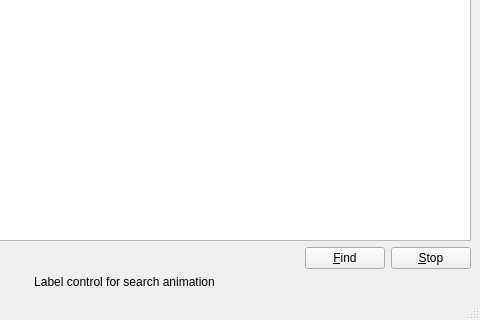
tmpprj/tmpprj, file SearchGUI/src/searchwindow.ui: the form before one commit; both pictures show x 231 to 711 and y 429 to 749 of the 711 by 749 pixel window.
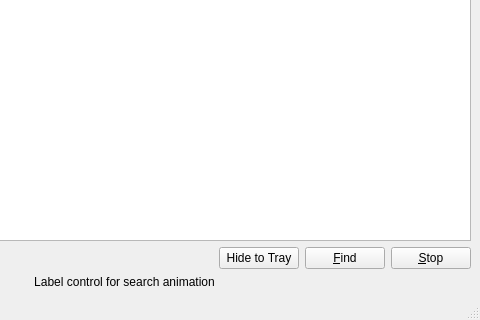
The form after the commit. The open tabs and pages were chosen to show the change. Icons and pictures are not drawn. Custom widgets are drawn as their Qt base class.

Commit message: tray icon in progress

```diff
--- a/SearchGUI/src/searchwindow.ui
+++ b/SearchGUI/src/searchwindow.ui
@@ -367,8 +367,15 @@
        </spacer>
       </item>
       <item>
-       <widget class="QPushButton" name="findButton" >
-        <property name="text" >
+       <widget class="QPushButton" name="hideButton">
+        <property name="text">
+         <string>Hide to Tray</string>
+        </property>
+       </widget>
+      </item>
+      <item>
+       <widget class="QPushButton" name="findButton">
+        <property name="text">
          <string>&amp;Find</string>
         </property>
        </widget>
```
Left out of the diff: 250 changed lines with no effect on the pictures. The commit also changes 4 other files.
